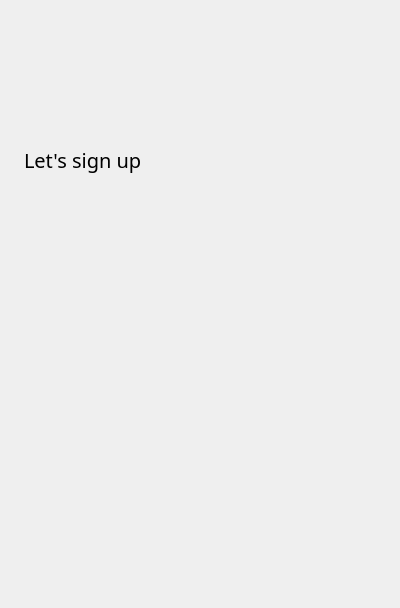
Before: the Qt Designer form ui/signUp.ui in yechaoGitHub/AI, drawn with Qt 5.
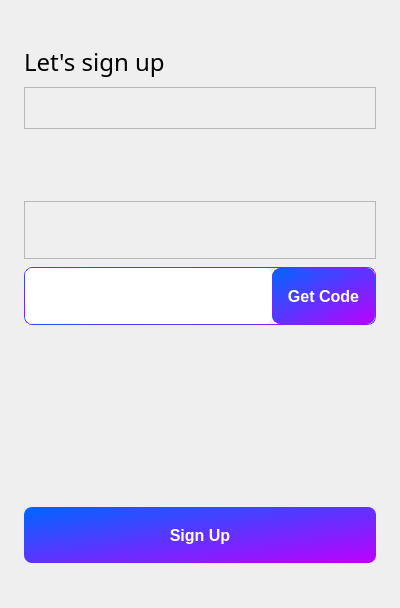
After: the same form once the commit is applied. Icons and pictures are not drawn. Custom widgets are drawn as their Qt base class.

Patch:
```diff
--- a/ui/signUp.ui
+++ b/ui/signUp.ui
@@ -19,18 +19,27 @@
   <property name="windowTitle">
    <string>Form</string>
   </property>
+  <property name="styleSheet">
+   <string notr="true"/>
+  </property>
   <layout class="QVBoxLayout" name="verticalLayout">
    <property name="spacing">
-    <number>16</number>
+    <number>8</number>
    </property>
    <property name="leftMargin">
     <number>24</number>
    </property>
+   <property name="topMargin">
+    <number>0</number>
+   </property>
    <property name="rightMargin">
     <number>24</number>
    </property>
+   <property name="bottomMargin">
+    <number>0</number>
+   </property>
    <item>
-    <spacer name="verticalSpacer_2">
+    <spacer name="verticalSpacer">
      <property name="orientation">
       <enum>Qt::Vertical</enum>
      </property>
@@ -58,7 +67,7 @@
       </font>
      </property>
      <property name="styleSheet">
-      <string notr="true">font-size:20px;</string>
+      <string notr="true">font-size:24px;</string>
      </property>
      <property name="text">
       <string>Let's sign up</string>
@@ -66,9 +75,31 @@
     </widget>
    </item>
    <item>
+    <widget class="QFrame" name="frame">
+     <property name="frameShape">
+      <enum>QFrame::StyledPanel</enum>
+     </property>
+     <property name="frameShadow">
+      <enum>QFrame::Raised</enum>
+     </property>
     <layout class="QHBoxLayout" name="horizontalLayout">
+      <property name="spacing">
+       <number>0</number>
+      </property>
+      <property name="leftMargin">
+       <number>0</number>
+      </property>
+      <property name="topMargin">
+       <number>0</number>
+      </property>
+      <property name="rightMargin">
+       <number>0</number>
+      </property>
+      <property name="bottomMargin">
+       <number>0</number>
+      </property>
      <item>
-      <widget class="WMobileLogin" name="verfyCodeWidget" native="true">
+       <widget class="QComboBox" name="comboBox">
        <property name="sizePolicy">
         <sizepolicy hsizetype="Preferred" vsizetype="Preferred">
          <horstretch>0</horstretch>
@@ -77,16 +108,65 @@
        </property>
        <property name="minimumSize">
         <size>
-         <width>0</width>
-         <height>56</height>
+          <width>120</width>
+          <height>40</height>
         </size>
        </property>
        <property name="maximumSize">
         <size>
-         <width>16777215</width>
-         <height>56</height>
-        </size>
-       </property>
+          <width>120</width>
+          <height>40</height>
+         </size>
+        </property>
+        <property name="styleSheet">
+         <string notr="true">QComboBox{
+	border:none;
+	background-color: rgba(255, 255, 255,0);
+	padding-left:10px;
+}
+
+QComboBox::drop-down {
+    subcontrol-origin: padding;
+    subcontrol-position: top left;
+    width: 20px;
+    border-top-right-radius: 3px; 
+    border-bottom-right-radius: 3px;
+}
+
+QComboBox::down-arrow {
+	image: url(:/QtTest/icon/Speech/down.png);
+}
+
+QComboBox QAbstractItemView::item { 
+	min-height: 40px;
+}
+</string>
+        </property>
+        <property name="iconSize">
+         <size>
+          <width>32</width>
+          <height>32</height>
+         </size>
+        </property>
+        <property name="frame">
+         <bool>true</bool>
+        </property>
+       </widget>
+      </item>
+      <item>
+       <spacer name="horizontalSpacer">
+        <property name="orientation">
+         <enum>Qt::Horizontal</enum>
+        </property>
+        <property name="sizeHint" stdset="0">
+         <size>
+          <width>227</width>
+          <height>20</height>
+         </size>
+        </property>
+       </spacer>
+      </item>
+     </layout>
       </widget>
      </item>
      <item>
@@ -117,7 +197,171 @@
        </property>
       </widget>
      </item>
-    </layout>
+   <item>
+    <widget class="QFrame" name="frame_2">
+     <property name="frameShape">
+      <enum>QFrame::StyledPanel</enum>
+     </property>
+     <property name="frameShadow">
+      <enum>QFrame::Raised</enum>
+     </property>
+     <layout class="QHBoxLayout" name="horizontalLayout_2">
+      <property name="spacing">
+       <number>16</number>
+      </property>
+      <property name="leftMargin">
+       <number>0</number>
+      </property>
+      <property name="topMargin">
+       <number>0</number>
+      </property>
+      <property name="rightMargin">
+       <number>0</number>
+      </property>
+      <property name="bottomMargin">
+       <number>0</number>
+      </property>
+      <item>
+       <widget class="WCommonEdit" name="verificationCodeEdit" native="true">
+        <property name="sizePolicy">
+         <sizepolicy hsizetype="Preferred" vsizetype="Preferred">
+          <horstretch>0</horstretch>
+          <verstretch>0</verstretch>
+         </sizepolicy>
+        </property>
+        <property name="minimumSize">
+         <size>
+          <width>0</width>
+          <height>56</height>
+         </size>
+        </property>
+        <property name="maximumSize">
+         <size>
+          <width>16777215</width>
+          <height>56</height>
+         </size>
+        </property>
+        <property name="font">
+         <font>
+          <family>微软雅黑</family>
+          <italic>false</italic>
+          <bold>false</bold>
+         </font>
+        </property>
+       </widget>
+      </item>
+      <item>
+       <widget class="WVerificationCode" name="verificationCodePic" native="true">
+        <property name="sizePolicy">
+         <sizepolicy hsizetype="Preferred" vsizetype="Preferred">
+          <horstretch>0</horstretch>
+          <verstretch>0</verstretch>
+         </sizepolicy>
+        </property>
+        <property name="minimumSize">
+         <size>
+          <width>105</width>
+          <height>56</height>
+         </size>
+        </property>
+        <property name="maximumSize">
+         <size>
+          <width>105</width>
+          <height>56</height>
+         </size>
+        </property>
+        <property name="font">
+         <font>
+          <family>微软雅黑</family>
+          <italic>false</italic>
+          <bold>false</bold>
+         </font>
+        </property>
+       </widget>
+      </item>
+     </layout>
+    </widget>
+   </item>
+   <item>
+    <widget class="QFrame" name="frame_3">
+     <property name="styleSheet">
+      <string notr="true">border:1px;
+border-style:solid;
+border-radius:8px;
+border-color:qlineargradient(spread:pad, x1:0, y1:0, x2:1, y2:1, stop:0 #0066FF, stop:1 #BD00FF);</string>
+     </property>
+     <property name="frameShape">
+      <enum>QFrame::StyledPanel</enum>
+     </property>
+     <property name="frameShadow">
+      <enum>QFrame::Raised</enum>
+     </property>
+     <layout class="QHBoxLayout" name="horizontalLayout_3">
+      <property name="spacing">
+       <number>0</number>
+      </property>
+      <property name="leftMargin">
+       <number>0</number>
+      </property>
+      <property name="topMargin">
+       <number>0</number>
+      </property>
+      <property name="rightMargin">
+       <number>0</number>
+      </property>
+      <property name="bottomMargin">
+       <number>0</number>
+      </property>
+      <item>
+       <widget class="QLineEdit" name="lineEdit">
+        <property name="sizePolicy">
+         <sizepolicy hsizetype="Preferred" vsizetype="Preferred">
+          <horstretch>0</horstretch>
+          <verstretch>0</verstretch>
+         </sizepolicy>
+        </property>
+        <property name="styleSheet">
+         <string notr="true">border:none;</string>
+        </property>
+       </widget>
+      </item>
+      <item>
+       <widget class="QPushButton" name="getCodeBtn">
+        <property name="sizePolicy">
+         <sizepolicy hsizetype="Preferred" vsizetype="Preferred">
+          <horstretch>0</horstretch>
+          <verstretch>0</verstretch>
+         </sizepolicy>
+        </property>
+        <property name="minimumSize">
+         <size>
+          <width>103</width>
+          <height>56</height>
+         </size>
+        </property>
+        <property name="maximumSize">
+         <size>
+          <width>103</width>
+          <height>56</height>
+         </size>
+        </property>
+        <property name="cursor">
+         <cursorShape>PointingHandCursor</cursorShape>
+        </property>
+        <property name="styleSheet">
+         <string notr="true">font-size:16px;
+font-weight: 700;
+background-color:qlineargradient(spread:pad, x1:0, y1:0, x2:1, y2:1, stop:0 #0066FF, stop:1 #BD00FF);
+color:#FFFFFF;
+border-radius:8px;</string>
+        </property>
+        <property name="text">
+         <string>Get Code</string>
+        </property>
+       </widget>
+      </item>
+     </layout>
+    </widget>
    </item>
    <item>
     <widget class="WCommonEdit" name="passwordEdit" native="true">
@@ -176,13 +420,20 @@
     </widget>
    </item>
    <item>
-    <widget class="WButton" name="signBtn" native="true">
-     <property name="sizePolicy">
-      <sizepolicy hsizetype="Preferred" vsizetype="Preferred">
-       <horstretch>0</horstretch>
-       <verstretch>0</verstretch>
-      </sizepolicy>
+    <spacer name="verticalSpacer_3">
+     <property name="orientation">
+      <enum>Qt::Vertical</enum>
      </property>
+     <property name="sizeHint" stdset="0">
+      <size>
+       <width>20</width>
+       <height>40</height>
+      </size>
+     </property>
+    </spacer>
+   </item>
+   <item>
+    <widget class="QPushButton" name="pbSignUp">
      <property name="minimumSize">
       <size>
        <width>0</width>
@@ -195,16 +446,26 @@
        <height>56</height>
       </size>
      </property>
-     <property name="font">
-      <font>
-       <family>微软雅黑</family>
-       <pointsize>14</pointsize>
-      </font>
+     <property name="cursor">
+      <cursorShape>PointingHandCursor</cursorShape>
+     </property>
+     <property name="styleSheet">
+      <string notr="true">font-size:16px;
+font-weight: 700;
+background-color:qlineargradient(spread:pad, x1:0, y1:0, x2:1, y2:1, stop:0 #0066FF, stop:1 #BD00FF);
+color:#FFFFFF;
+border-radius:8px;</string>
+     </property>
+     <property name="text">
+      <string>Sign Up</string>
+     </property>
+     <property name="flat">
+      <bool>true</bool>
      </property>
     </widget>
    </item>
    <item>
-    <spacer name="verticalSpacer">
+    <spacer name="verticalSpacer_2">
      <property name="orientation">
       <enum>Qt::Vertical</enum>
      </property>
@@ -226,15 +487,9 @@
    <container>1</container>
   </customwidget>
   <customwidget>
-   <class>WButton</class>
+   <class>WVerificationCode</class>
    <extends>QWidget</extends>
-   <header location="global">wbutton.h</header>
-   <container>1</container>
-  </customwidget>
-  <customwidget>
-   <class>WMobileLogin</class>
-   <extends>QWidget</extends>
-   <header location="global">wmobilelogin.h</header>
+   <header location="global">WVerificationCode.h</header>
    <container>1</container>
   </customwidget>
  </customwidgets>
```
Lines whose indentation alone changed are shown as unchanged.
